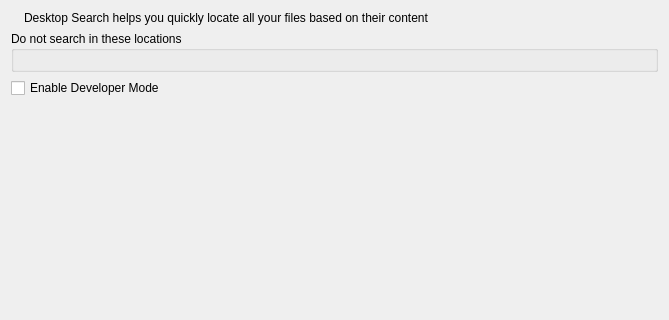
Qt form src/file/kcm/configwidget.ui (KDE/baloo) before a commit; both pictures show x 0 to 669 and y 0 to 320 of the 669 by 671 pixel window.
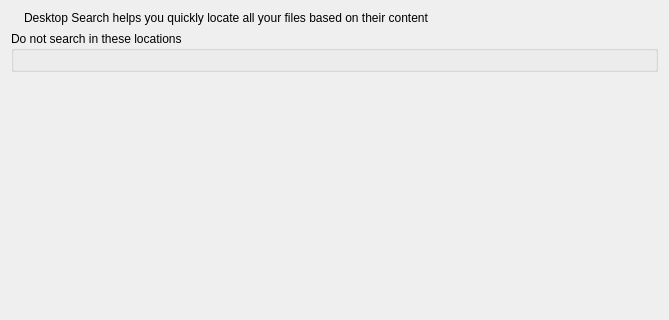
The same form after that commit. Custom widgets are drawn as their Qt base class.

Commit message:
KCM: Remove developer mode
This also means that source code is now always indexed. A normal user
typically won't have any source code and the developers can always
exclude that folder from the list of excluded folder. It's way way more
efficient. Mimetype filtering is expensive.

This speeds up the first level indexing.

Diff of the .ui file:
```diff
--- a/src/file/kcm/configwidget.ui
+++ b/src/file/kcm/configwidget.ui
@@ -54,13 +54,6 @@
      </layout>
     </widget>
    </item>
-   <item>
-    <widget class="QCheckBox" name="m_checkboxSourceCode">
-     <property name="text">
-      <string>Enable Developer Mode</string>
-     </property>
-    </widget>
-   </item>
    <item>
     <spacer name="bottomSpacer">
      <property name="orientation">
```
Left out of the diff: 2 changed lines with no effect on the pictures. The commit also changes 3 other files.
